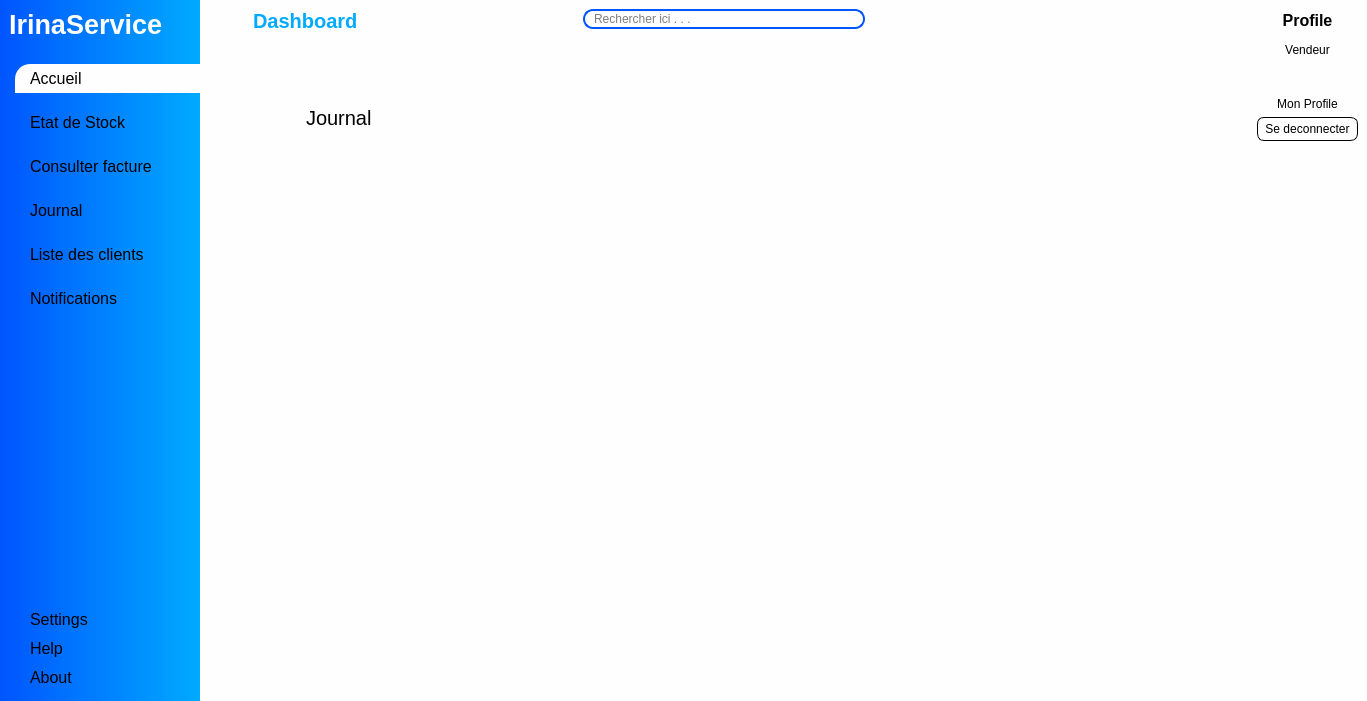
ninohantonio/Store-Management, file views/main_window.ui: the form before one commit.
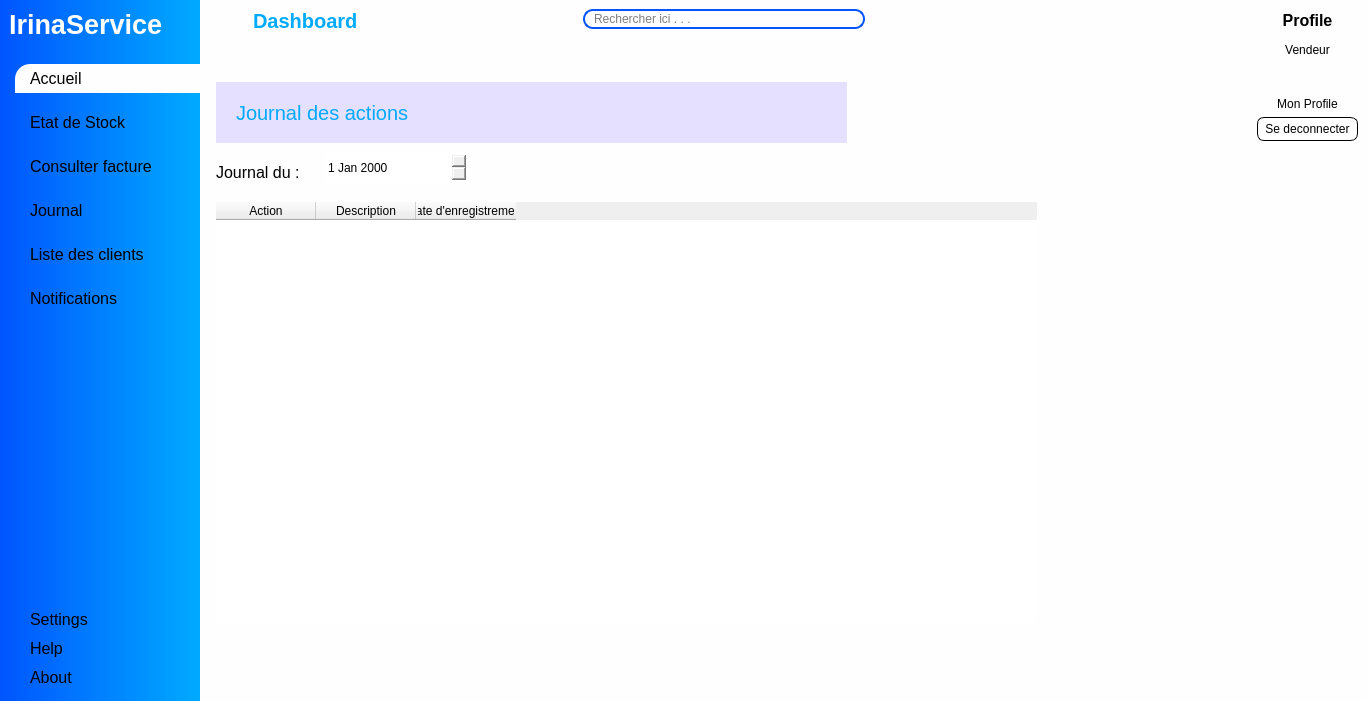
The form after the commit. The open tabs and pages were chosen to show the change. Icons and pictures are not drawn. Custom widgets are drawn as their Qt base class.

Commit message: initialize journal screen fun

Diff of the .ui file:
```diff
--- a/views/main_window.ui
+++ b/views/main_window.ui
@@ -85,7 +85,7 @@
 }
 
 
-#welcomeLabel, #stock_labele, #facture_title, #notif_label{
+#welcomeLabel, #stock_labele, #facture_title, #notif_label, #journal_label{
 	text-align: center;
 	color:  rgb(0, 170, 255);
 	background-color: #e5e0ff;
@@ -1378,39 +1378,77 @@
           </layout>
          </widget>
          <widget class="QWidget" name="journalPage">
-          <widget class="QFrame" name="frame_4">
+          <widget class="QLabel" name="journal_label">
            <property name="geometry">
             <rect>
-             <x>40</x>
+             <x>10</x>
              <y>30</y>
-             <width>401</width>
-             <height>80</height>
+             <width>631</width>
+             <height>61</height>
             </rect>
            </property>
-           <property name="frameShape">
-            <enum>QFrame::Shape::StyledPanel</enum>
+           <property name="font">
+            <font>
+             <pointsize>15</pointsize>
+            </font>
            </property>
-           <property name="frameShadow">
-            <enum>QFrame::Shadow::Raised</enum>
+           <property name="text">
+            <string>Journal des actions</string>
            </property>
-           <widget class="QLabel" name="label_5">
-            <property name="geometry">
-             <rect>
-              <x>60</x>
-              <y>20</y>
-              <width>141</width>
-              <height>31</height>
-             </rect>
+          </widget>
+          <widget class="QTableWidget" name="journal_tableWidget">
+           <property name="geometry">
+            <rect>
+             <x>10</x>
+             <y>150</y>
+             <width>821</width>
+             <height>421</height>
+            </rect>
+           </property>
+           <column>
+            <property name="text">
+             <string>Action</string>
             </property>
-            <property name="font">
-             <font>
-              <pointsize>15</pointsize>
-             </font>
+           </column>
+           <column>
+            <property name="text">
+             <string>Description</string>
             </property>
+           </column>
+           <column>
             <property name="text">
-             <string>Journal</string>
+             <string>Date d'enregistrement</string>
             </property>
-           </widget>
+           </column>
+          </widget>
+          <widget class="QLabel" name="label_5">
+           <property name="geometry">
+            <rect>
+             <x>10</x>
+             <y>110</y>
+             <width>111</width>
+             <height>21</height>
+            </rect>
+           </property>
+           <property name="font">
+            <font>
+             <family>Arial</family>
+             <pointsize>12</pointsize>
+            </font>
+           </property>
+           <property name="text">
+            <string>Journal du :</string>
+           </property>
+          </widget>
+          <widget class="QDateEdit" name="journal_dateEdit">
+           <property name="geometry">
+            <rect>
+             <x>120</x>
+             <y>100</y>
+             <width>141</width>
+             <height>31</height>
+            </rect>
+           </property>
           </widget>
          </widget>
          <widget class="QWidget" name="clientPage">
```
Left out of the diff: 14 changed lines with no effect on the pictures. The commit also changes 8 other files.
